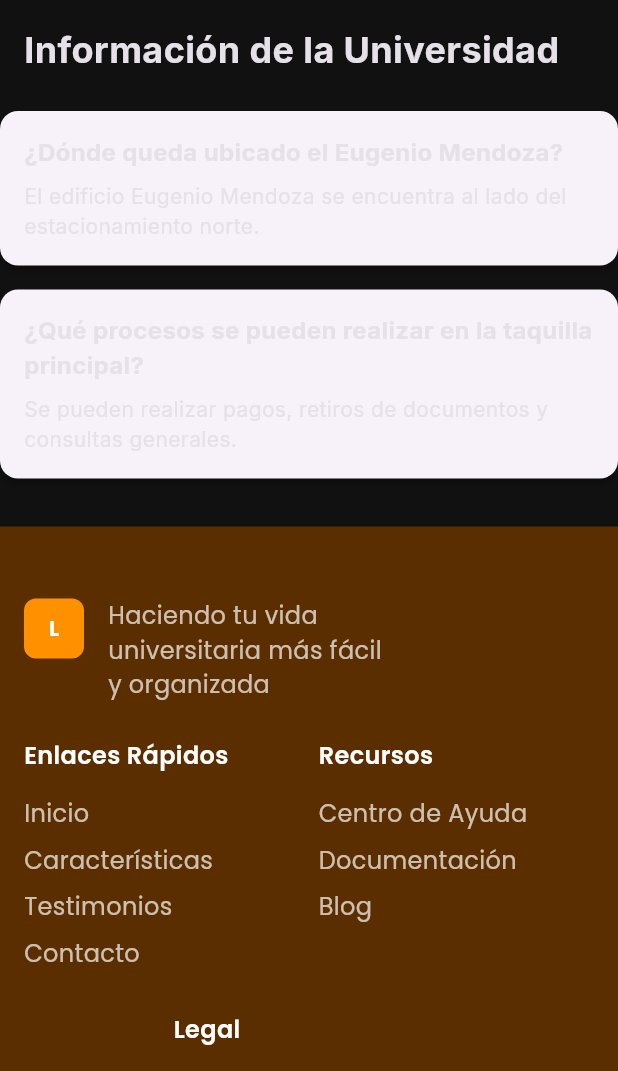
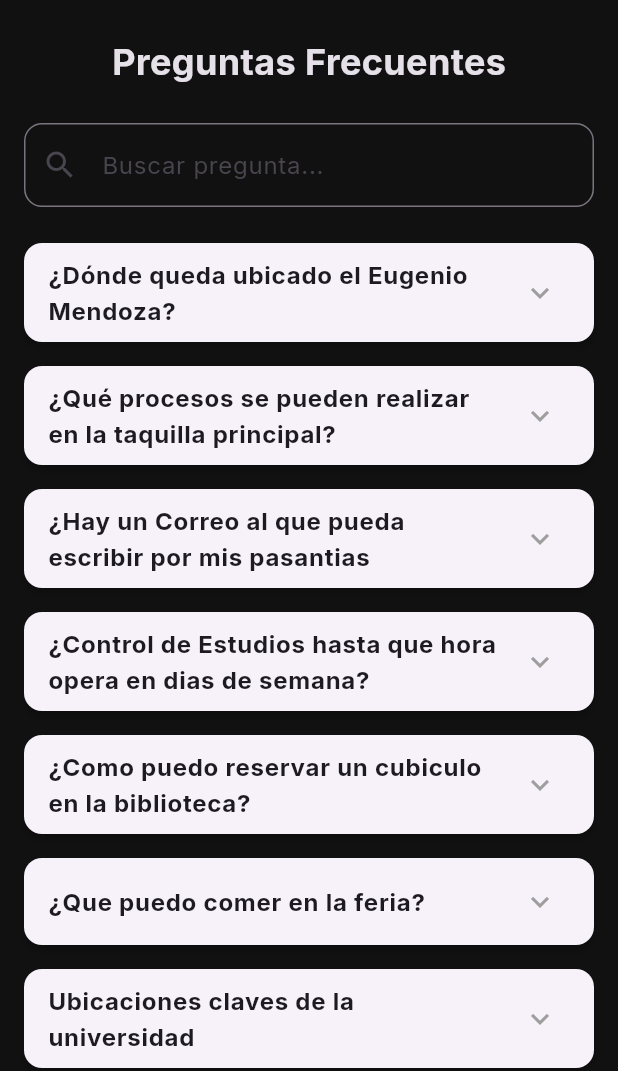
Before and after one commit to nicoplanas/umtrack_proyecto, a Flutter app: the InformationPage screen opened by its route, on a phone screen of 412 x 824 dp, the part 165-1236 px from its top. Run offline on Flutter 3.47's test engine with Material 3 defaults, Android fonts, the phone set to English and light mode, and no system bars; our stand-ins replace cloud_firestore, firebase_auth, firebase_core, google_fonts, google_sign_in, image_picker; accounts and stored records are empty.

Commit message:
Informacion page

```diff
--- a/lib/features/Information/views/information_page.dart
+++ b/lib/features/Information/views/information_page.dart
@@ -25,6 +25,26 @@ class InformationPage extends StatelessWidget {
             question: '¿Qué procesos se pueden realizar en la taquilla principal?',
             answer: 'Se pueden realizar pagos, retiros de documentos y consultas generales.',
           ),
+          FAQItem(
+            question: '¿Hay un Correo al que pueda escribir por mis pasantias',
+            answer: 'Se pueden realizar pagos, retiros de documentos y consultas generales.',
+          ),
+          FAQItem(
+            question: '¿Control de Estudios hasta que hora opera en dias de semana?',
+            answer: 'Se pueden realizar pagos, retiros de documentos y consultas generales.',
+          ),
+          FAQItem(
+            question: '¿Como puedo reservar un cubiculo en la biblioteca?',
+            answer: 'Se pueden realizar pagos, retiros de documentos y consultas generales.',
+          ),
+          FAQItem(
+            question: '¿Que puedo comer en la feria?',
+            answer: 'Se pueden realizar pagos, retiros de documentos y consultas generales.',
+          ),
+          FAQItem(
+            question: 'Ubicaciones claves de la universidad',
+            answer: 'Se pueden realizar pagos, retiros de documentos y consultas generales.',
+          ),
         ];
 
         return Scaffold(
@@ -32,12 +52,31 @@ class InformationPage extends StatelessWidget {
             children: [
               Navbar(email: email),
               const Padding(
-                padding: EdgeInsets.all(16.0),
-                child: Text(
-                  'Información de la Universidad',
-                  style: TextStyle(fontSize: 24, fontWeight: FontWeight.bold),
+                padding: EdgeInsets.symmetric(vertical: 24),
+                child: Center(
+                  child: Text(
+                    'Preguntas Frecuentes',
+                    style: TextStyle(fontSize: 24, fontWeight: FontWeight.bold),
+                  ),
                 ),
               ),
+              Padding(
+                padding: const EdgeInsets.symmetric(horizontal: 16),
+                child: TextField(
+                  decoration: InputDecoration(
+                    hintText: 'Buscar pregunta...',
+                    prefixIcon: const Icon(Icons.search),
+                    border: OutlineInputBorder(
+                      borderRadius: BorderRadius.circular(12),
+                      borderSide: const BorderSide(color: Colors.grey),
+                    ),
+                  ),
+                  onChanged: (value) {
+                    // Puedes implementar filtrado aquí en el futuro
+                  },
+                ),
+              ),
+              const SizedBox(height: 16),
               ...faqList.map((faq) => FAQCard(item: faq)).toList(),
               const SizedBox(height: 24),
               const Footer(),
--- a/lib/features/Information/widgets/faq_card.dart
+++ b/lib/features/Information/widgets/faq_card.dart
@@ -1,29 +1,41 @@
 import 'package:flutter/material.dart';
 import '../models/faq_item.dart';
 
-class FAQCard extends StatelessWidget {
+class FAQCard extends StatefulWidget {
   final FAQItem item;
 
   const FAQCard({super.key, required this.item});
 
   @override
+  State<FAQCard> createState() => _FAQCardState();
+}
+
+class _FAQCardState extends State<FAQCard> {
+  bool _isExpanded = false;
+
+  @override
   Widget build(BuildContext context) {
     return Card(
-      margin: const EdgeInsets.symmetric(vertical: 8),
+      margin: const EdgeInsets.symmetric(horizontal: 16, vertical: 8),
       elevation: 2,
       shape: RoundedRectangleBorder(borderRadius: BorderRadius.circular(12)),
-      child: Padding(
-        padding: const EdgeInsets.all(16),
-        child: Column(
-          crossAxisAlignment: CrossAxisAlignment.start,
-          children: [
-            Text(
-              item.question,
-              style: const TextStyle(fontWeight: FontWeight.bold, fontSize: 16),
-            ),
-            const SizedBox(height: 8),
-            Text(item.answer),
-          ],
+      child: ExpansionTile(
+        title: Text(
+          widget.item.question,
+          style: const TextStyle(fontWeight: FontWeight.bold, fontSize: 16),
+        ),
+        children: [
+          Padding(
+            padding: const EdgeInsets.all(16),
+            child: Text(widget.item.answer),
+          ),
+        ],
+        onExpansionChanged: (expanded) {
+          setState(() => _isExpanded = expanded);
+        },
+        trailing: Icon(
+          _isExpanded ? Icons.keyboard_arrow_up : Icons.keyboard_arrow_down,
+          color: Colors.grey,
         ),
       ),
     );
```
